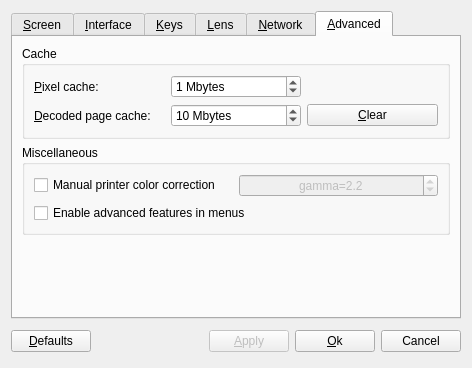
Qt form src/qdjviewprefsdialog.ui (barak/djview4) before a commit.
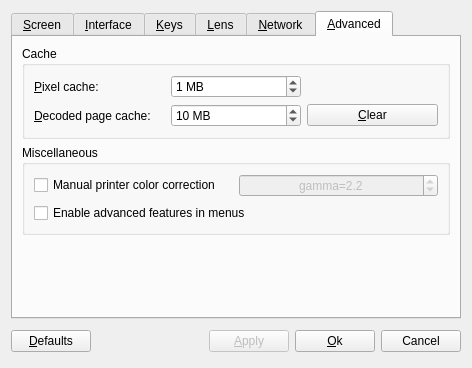
The same form after that commit. The open tabs and pages were chosen to show the change. Custom widgets are drawn as their Qt base class.

```diff
--- a/src/qdjviewprefsdialog.ui
+++ b/src/qdjviewprefsdialog.ui
@@ -956,7 +956,7 @@
           <item row="1" column="1" >
            <widget class="QSpinBox" name="pageCacheSpinBox" >
             <property name="suffix" >
-             <string> Mbytes</string>
+             <string> MB</string>
             </property>
             <property name="maximum" >
              <number>32</number>
@@ -969,7 +969,7 @@
           <item row="0" column="1" >
            <widget class="QSpinBox" name="pixelCacheSpinBox" >
             <property name="suffix" >
-             <string> Mbytes</string>
+             <string> MB</string>
             </property>
             <property name="maximum" >
              <number>6</number>
```
Left out of the diff: 2 changed lines with no effect on the pictures.
